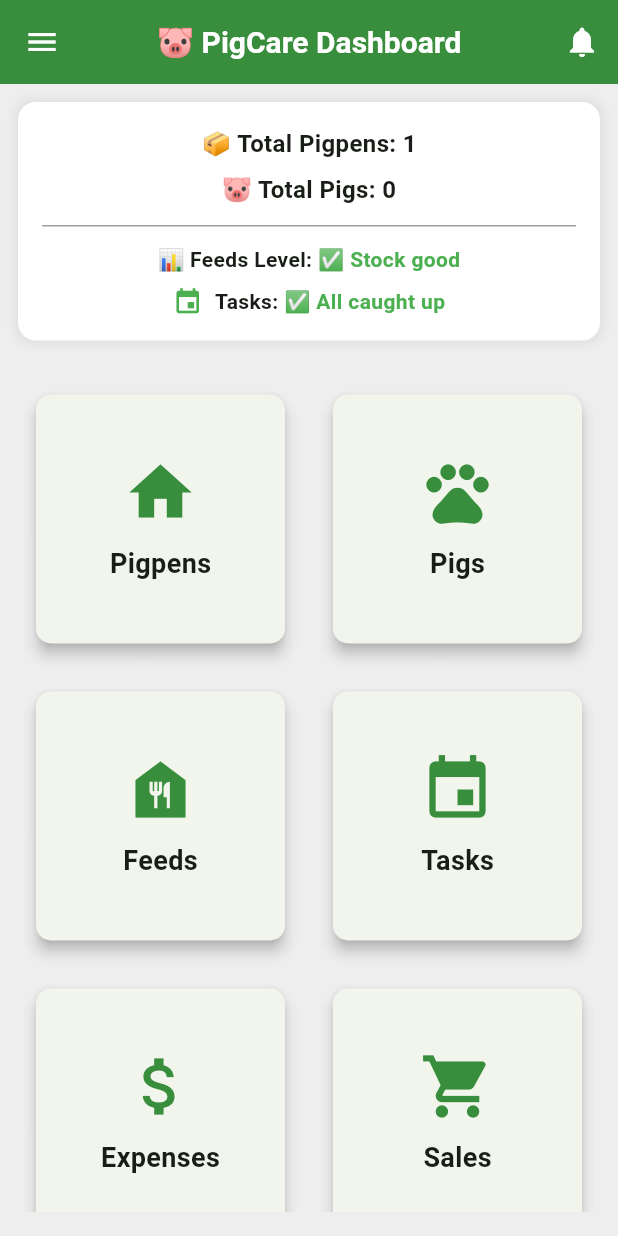
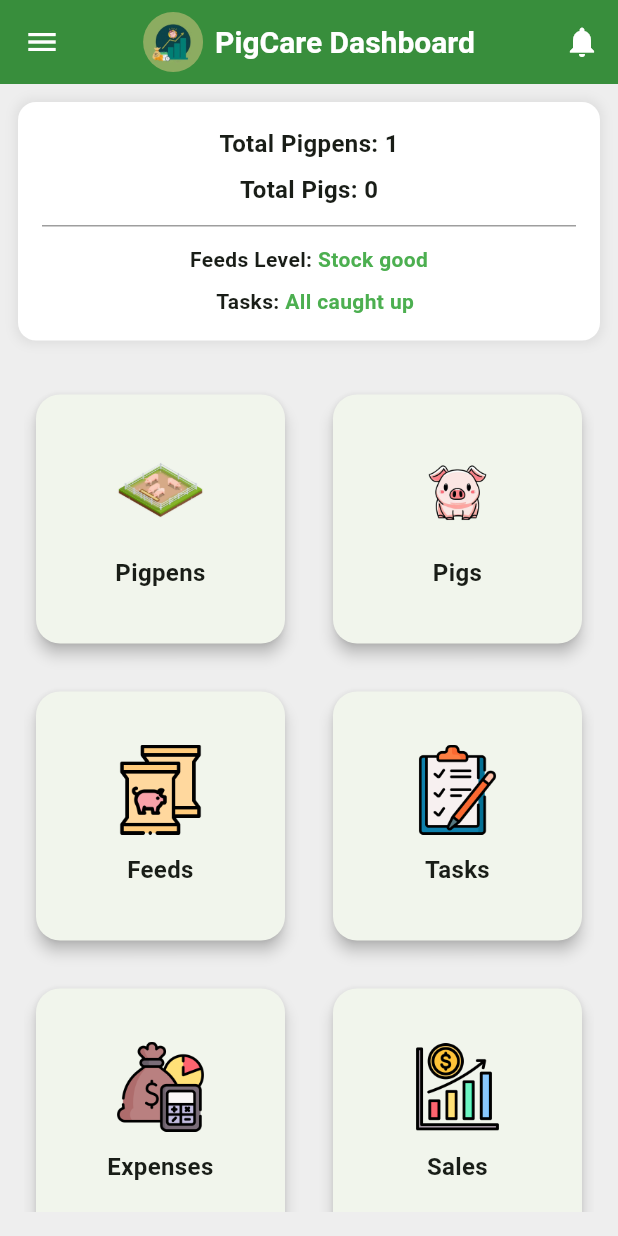
Before and after one commit to ChristianLascayDinoy/PigCare, a Flutter app: the DashboardScreen screen opened directly, on a phone screen of 412 x 824 dp. Run offline on Flutter 3.47's test engine with Material 3 defaults, Android fonts, the phone set to English and light mode, and no system bars; our stand-ins replace fl_chart, flutter_local_notifications, flutter_timezone, hive, hive_flutter, image_picker and 6 more; accounts and stored records are empty.

Commit message:
Phase 3 Dashboard UI enhance

```diff
--- a/lib/core/views/dashboard/dashboard_screen.dart
+++ b/lib/core/views/dashboard/dashboard_screen.dart
@@ -95,9 +95,25 @@ class _DashboardScreenState extends State<DashboardScreen> {
 
   AppBar _buildAppBar() {
     return AppBar(
-      title: const Text(
-        "🐷 PigCare Dashboard",
-        style: TextStyle(fontWeight: FontWeight.bold),
+      centerTitle: true, // <-- add this line to center the title
+      title: Row(
+        mainAxisSize:
+            MainAxisSize.min, // <-- this helps center the Row contents
+        children: [
+          ClipOval(
+            child: Image.asset(
+              'lib/assets/images/pigcare_logo.jpg',
+              height: 40,
+              width: 40,
+              fit: BoxFit.cover,
+            ),
+          ),
+          const SizedBox(width: 8),
+          const Text(
+            "PigCare Dashboard",
+            style: TextStyle(fontWeight: FontWeight.bold),
+          ),
+        ],
       ),
       backgroundColor: Colors.green[700],
       elevation: 0,
@@ -179,37 +195,37 @@ class _DashboardScreenState extends State<DashboardScreen> {
       children: [
         DashboardCard(
           title: "Pigpens",
-          icon: Icons.home,
+          imagePath: 'lib/assets/images/pigpen.png',
           onTap: () => _navigateToPigpenManagement(),
         ),
         DashboardCard(
           title: "Pigs",
-          icon: Icons.pets,
+          imagePath: 'lib/assets/images/pig.png',
           onTap: () => _navigateToPigManagement(),
         ),
         DashboardCard(
           title: "Feeds",
-          icon: Icons.food_bank,
+          imagePath: 'lib/assets/images/feed.png',
           onTap: () => _navigateToFeedManagement(),
         ),
         DashboardCard(
           title: "Tasks",
-          icon: Icons.event,
+          imagePath: 'lib/assets/images/task.png',
           onTap: () => _navigateToTaskManagement(),
         ),
         DashboardCard(
           title: "Expenses",
-          icon: Icons.attach_money,
+          imagePath: 'lib/assets/images/expenses.png',
           onTap: () => _navigateToExpenseManagement(),
         ),
         DashboardCard(
           title: "Sales",
-          icon: Icons.shopping_cart,
+          imagePath: 'lib/assets/images/sales.png',
           onTap: () => _navigateToSalesManagement(),
         ),
         DashboardCard(
           title: "Reports",
-          icon: Icons.bar_chart,
+          imagePath: 'lib/assets/images/reports.png',
           onTap: () => _navigateToReports(),
         ),
       ],
@@ -305,7 +321,7 @@ class _DashboardScreenState extends State<DashboardScreen> {
   // Summary card widgets
   Widget _buildPigpenCount(bool isSmallScreen) {
     return Text(
-      "📦 Total Pigpens: ${_pigpenBox.length}",
+      "Total Pigpens: ${_pigpenBox.length}",
       style: TextStyle(
         fontSize: isSmallScreen ? 16 : 18,
         fontWeight: FontWeight.bold,
@@ -315,7 +331,7 @@ class _DashboardScreenState extends State<DashboardScreen> {
 
   Widget _buildTotalPigsCount(bool isSmallScreen) {
     return Text(
-      "🐷 Total Pigs: $_totalPigs",
+      "Total Pigs: $_totalPigs",
       style: TextStyle(
         fontSize: isSmallScreen ? 16 : 18,
         fontWeight: FontWeight.bold,
@@ -337,11 +353,11 @@ class _DashboardScreenState extends State<DashboardScreen> {
             Text.rich(
               TextSpan(
                 children: [
-                  const TextSpan(text: "📊 Feeds Level: "),
+                  const TextSpan(text: "Feeds Level: "),
                   TextSpan(
                     text: lowStockCount > 0
-                        ? "⚠️ $lowStockCount low stock"
-                        : "✅ Stock good",
+                        ? "$lowStockCount low stock"
+                        : "Stock good",
                     style: TextStyle(
                       color: lowStockCount > 0 ? Colors.orange : Colors.green,
                     ),
@@ -371,7 +387,6 @@ class _DashboardScreenState extends State<DashboardScreen> {
         return Row(
           mainAxisSize: MainAxisSize.min,
           children: [
-            const Icon(Icons.event, size: 20, color: Colors.green),
             const SizedBox(width: 8),
             Text.rich(
               TextSpan(
@@ -380,7 +395,7 @@ class _DashboardScreenState extends State<DashboardScreen> {
                   TextSpan(
                     text: upcomingTasks > 0
                         ? "$upcomingTasks Upcoming"
-                        : "✅ All caught up",
+                        : "All caught up",
                     style: TextStyle(
                       fontSize: isSmallScreen ? 14 : 16,
                       color: upcomingTasks > 0 ? Colors.blue : Colors.green,
@@ -406,9 +421,23 @@ class _DashboardScreenState extends State<DashboardScreen> {
         children: [
           DrawerHeader(
             decoration: BoxDecoration(color: Colors.green[700]),
-            child: const Text(
-              'Menu',
-              style: TextStyle(color: Colors.white, fontSize: 24),
+            child: Column(
+              mainAxisAlignment: MainAxisAlignment.center,
+              children: [
+                ClipOval(
+                  child: Image.asset(
+                    'lib/assets/images/pigcare_logo.jpg',
+                    height: 80,
+                    width: 80,
+                    fit: BoxFit.cover,
+                  ),
+                ),
+                const SizedBox(height: 10),
+                const Text(
+                  'Menu',
+                  style: TextStyle(color: Colors.white, fontSize: 24),
+                ),
+              ],
             ),
           ),
           ListTile(
--- a/lib/core/widgets/dashboard_card.dart
+++ b/lib/core/widgets/dashboard_card.dart
@@ -2,16 +2,16 @@ import 'package:flutter/material.dart';
 
 class DashboardCard extends StatelessWidget {
   final String title;
-  final IconData icon;
+  final String imagePath; // Now using imagePath instead of IconData
   final VoidCallback onTap;
-  final int? count; // Make it optional
+  final int? count;
 
   const DashboardCard({
     super.key,
     required this.title,
-    required this.icon,
+    required this.imagePath,
     required this.onTap,
-    this.count, // Accept count
+    this.count,
   });
 
   @override
@@ -20,25 +20,38 @@ class DashboardCard extends StatelessWidget {
       onTap: onTap,
       child: Card(
         elevation: 4,
-        shape: RoundedRectangleBorder(borderRadius: BorderRadius.circular(10)),
+        shape: RoundedRectangleBorder(
+          borderRadius: BorderRadius.circular(16),
+        ),
         child: Padding(
           padding: const EdgeInsets.all(16.0),
           child: Column(
             mainAxisAlignment: MainAxisAlignment.center,
             children: [
-              Icon(icon, size: 50, color: Colors.green[700]),
-              const SizedBox(height: 10),
+              // Image instead of Icon
+              Image.asset(
+                imagePath,
+                height: 60,
+                width: 60,
+                fit: BoxFit.contain,
+              ),
+              const SizedBox(height: 12),
               Text(
                 title,
-                style:
-                    const TextStyle(fontSize: 18, fontWeight: FontWeight.bold),
+                textAlign: TextAlign.center,
+                style: const TextStyle(
+                  fontSize: 16,
+                  fontWeight: FontWeight.bold,
+                ),
               ),
               if (count != null) ...[
-                const SizedBox(height: 5),
+                const SizedBox(height: 8),
                 Text(
-                  '$count', // Display the count
+                  '$count',
                   style: const TextStyle(
-                      fontSize: 16, fontWeight: FontWeight.w600),
+                    fontSize: 14,
+                    fontWeight: FontWeight.w600,
+                  ),
                 ),
               ],
             ],
```
Also changed, not shown: pubspec.yaml (+7 -0 lines), lib/assets/images/expenses.png (added), lib/assets/images/feed.png (added), lib/assets/images/pig.png (added), lib/assets/images/pigpen.png (added), lib/assets/images/reports.png (added), lib/assets/images/sales.png (added), lib/assets/images/task.png (added).
